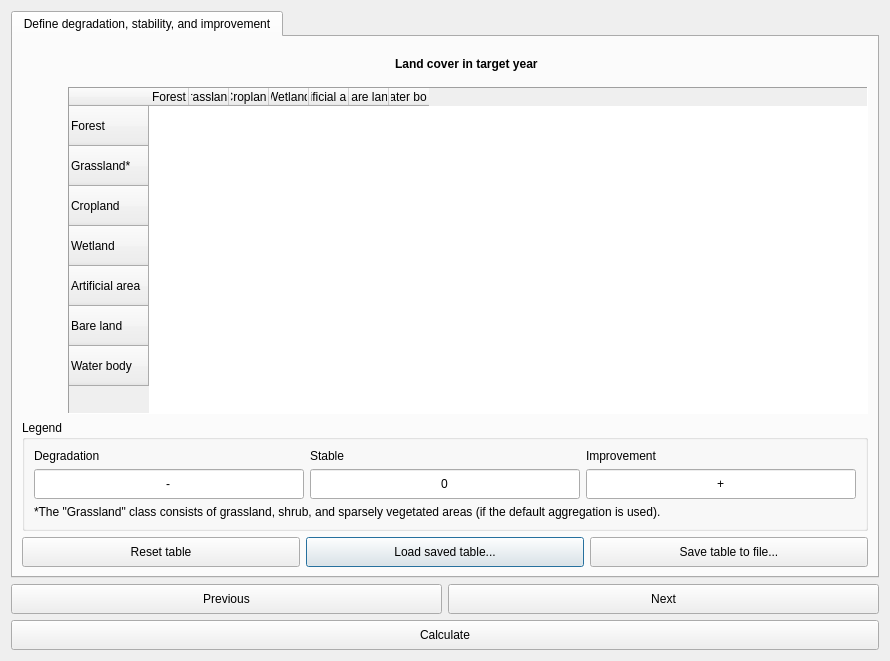
Before: the Qt Designer form LDMP/gui/DlgCalculateLC.ui in ConservationInternational/trends.earth, drawn with Qt 5.
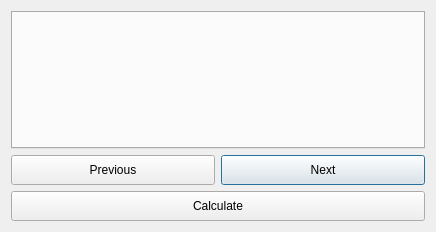
After: the same form once the commit is applied.

The edit to the form file:
```diff
--- a/LDMP/gui/DlgCalculateLC.ui
+++ b/LDMP/gui/DlgCalculateLC.ui
@@ -6,8 +6,8 @@
    <rect>
     <x>0</x>
     <y>0</y>
-    <width>890</width>
-    <height>656</height>
+    <width>436</width>
+    <height>232</height>
    </rect>
   </property>
   <property name="sizePolicy">
@@ -23,7 +23,7 @@
    <item>
     <widget class="QTabWidget" name="TabBox">
      <property name="sizePolicy">
-      <sizepolicy hsizetype="Minimum" vsizetype="Minimum">
+      <sizepolicy hsizetype="Preferred" vsizetype="Expanding">
        <horstretch>0</horstretch>
        <verstretch>0</verstretch>
       </sizepolicy>
@@ -34,678 +34,6 @@
      <property name="currentIndex">
       <number>0</number>
      </property>
-     <widget class="QWidget" name="TransitionMatrixTab">
-      <attribute name="title">
-       <string>Define degradation, stability, and improvement</string>
-      </attribute>
-      <layout class="QVBoxLayout" name="verticalLayout_4">
-       <item>
-        <layout class="QGridLayout" name="lc_trans_table_layout" rowminimumheight="0,0,0">
-         <item row="0" column="1" alignment="Qt::AlignHCenter">
-          <widget class="QLabel" name="label_lc_target_year">
-           <property name="sizePolicy">
-            <sizepolicy hsizetype="Preferred" vsizetype="Minimum">
-             <horstretch>0</horstretch>
-             <verstretch>0</verstretch>
-            </sizepolicy>
-           </property>
-           <property name="minimumSize">
-            <size>
-             <width>0</width>
-             <height>35</height>
-            </size>
-           </property>
-           <property name="maximumSize">
-            <size>
-             <width>16777215</width>
-             <height>35</height>
-            </size>
-           </property>
-           <property name="font">
-            <font>
-             <weight>75</weight>
-             <bold>true</bold>
-            </font>
-           </property>
-           <property name="text">
-            <string>Land cover in target year </string>
-           </property>
-          </widget>
-         </item>
-         <item row="1" column="1">
-          <widget class="QTableWidget" name="transMatrix">
-           <property name="sizePolicy">
-            <sizepolicy hsizetype="Expanding" vsizetype="Expanding">
-             <horstretch>0</horstretch>
-             <verstretch>0</verstretch>
-            </sizepolicy>
-           </property>
-           <property name="minimumSize">
-            <size>
-             <width>800</width>
-             <height>325</height>
-            </size>
-           </property>
-           <property name="autoFillBackground">
-            <bool>false</bool>
-           </property>
-           <property name="frameShape">
-            <enum>QFrame::Panel</enum>
-           </property>
-           <property name="frameShadow">
-            <enum>QFrame::Sunken</enum>
-           </property>
-           <property name="verticalScrollBarPolicy">
-            <enum>Qt::ScrollBarAsNeeded</enum>
-           </property>
-           <property name="showGrid">
-            <bool>false</bool>
-           </property>
-           <property name="gridStyle">
-            <enum>Qt::SolidLine</enum>
-           </property>
-           <property name="rowCount">
-            <number>7</number>
-           </property>
-           <property name="columnCount">
-            <number>7</number>
-           </property>
-           <attribute name="horizontalHeaderCascadingSectionResizes">
-            <bool>true</bool>
-           </attribute>
-           <attribute name="horizontalHeaderDefaultSectionSize">
-            <number>40</number>
-           </attribute>
-           <attribute name="horizontalHeaderMinimumSectionSize">
-            <number>20</number>
-           </attribute>
-           <attribute name="horizontalHeaderStretchLastSection">
-            <bool>false</bool>
-           </attribute>
-           <attribute name="verticalHeaderCascadingSectionResizes">
-            <bool>true</bool>
-           </attribute>
-           <attribute name="verticalHeaderDefaultSectionSize">
-            <number>40</number>
-           </attribute>
-           <attribute name="verticalHeaderMinimumSectionSize">
-            <number>40</number>
-           </attribute>
-           <attribute name="verticalHeaderStretchLastSection">
-            <bool>false</bool>
-           </attribute>
-           <row>
-            <property name="text">
-             <string>Forest</string>
-            </property>
-           </row>
-           <row>
-            <property name="text">
-             <string>Grassland*</string>
-            </property>
-           </row>
-           <row>
-            <property name="text">
-             <string>Cropland</string>
-            </property>
-           </row>
-           <row>
-            <property name="text">
-             <string>Wetland</string>
-            </property>
-           </row>
-           <row>
-            <property name="text">
-             <string>Artificial area</string>
-            </property>
-           </row>
-           <row>
-            <property name="text">
-             <string>Bare land</string>
-            </property>
-           </row>
-           <row>
-            <property name="text">
-             <string>Water body</string>
-            </property>
-           </row>
-           <column>
-            <property name="text">
-             <string>Forest</string>
-            </property>
-           </column>
-           <column>
-            <property name="text">
-             <string>Grassland*</string>
-            </property>
-           </column>
-           <column>
-            <property name="text">
-             <string>Cropland</string>
-            </property>
-           </column>
-           <column>
-            <property name="text">
-             <string>Wetland</string>
-            </property>
-           </column>
-           <column>
-            <property name="text">
-             <string>Artificial area</string>
-            </property>
-           </column>
-           <column>
-            <property name="text">
-             <string>Bare land</string>
-            </property>
-           </column>
-           <column>
-            <property name="text">
-             <string>Water body</string>
-            </property>
-           </column>
-           <item row="0" column="0">
-            <property name="text">
-             <string/>
-            </property>
-            <property name="textAlignment">
-             <set>AlignHCenter|AlignVCenter|AlignCenter</set>
-            </property>
-           </item>
-           <item row="0" column="1">
-            <property name="text">
-             <string/>
-            </property>
-            <property name="textAlignment">
-             <set>AlignHCenter|AlignVCenter|AlignCenter</set>
-            </property>
-           </item>
-           <item row="0" column="2">
-            <property name="text">
-             <string/>
-            </property>
-            <property name="textAlignment">
-             <set>AlignHCenter|AlignVCenter|AlignCenter</set>
-            </property>
-           </item>
-           <item row="0" column="3">
-            <property name="text">
-             <string/>
-            </property>
-            <property name="textAlignment">
-             <set>AlignHCenter|AlignVCenter|AlignCenter</set>
-            </property>
-           </item>
-           <item row="0" column="4">
-            <property name="text">
-             <string/>
-            </property>
-            <property name="textAlignment">
-             <set>AlignHCenter|AlignVCenter|AlignCenter</set>
-            </property>
-           </item>
-           <item row="0" column="5">
-            <property name="text">
-             <string/>
-            </property>
-            <property name="textAlignment">
-             <set>AlignHCenter|AlignVCenter|AlignCenter</set>
-            </property>
-           </item>
-           <item row="0" column="6">
-            <property name="text">
-             <string/>
-            </property>
-           </item>
-           <item row="1" column="0">
-            <property name="text">
-             <string/>
-            </property>
-            <property name="textAlignment">
-             <set>AlignHCenter|AlignVCenter|AlignCenter</set>
-            </property>
-           </item>
-           <item row="1" column="1">
-            <property name="text">
-             <string/>
-            </property>
-            <property name="textAlignment">
-             <set>AlignHCenter|AlignVCenter|AlignCenter</set>
-            </property>
-           </item>
-           <item row="1" column="2">
-            <property name="text">
-             <string/>
-            </property>
-            <property name="textAlignment">
-             <set>AlignHCenter|AlignVCenter|AlignCenter</set>
-            </property>
-           </item>
-           <item row="1" column="3">
-            <property name="text">
-             <string/>
-            </property>
-            <property name="textAlignment">
-             <set>AlignHCenter|AlignVCenter|AlignCenter</set>
-            </property>
-           </item>
-           <item row="1" column="4">
-            <property name="text">
-             <string/>
-            </property>
-            <property name="textAlignment">
-             <set>AlignHCenter|AlignVCenter|AlignCenter</set>
-            </property>
-           </item>
-           <item row="1" column="5">
-            <property name="text">
-             <string/>
-            </property>
-            <property name="textAlignment">
-             <set>AlignHCenter|AlignVCenter|AlignCenter</set>
-            </property>
-           </item>
-           <item row="1" column="6">
-            <property name="text">
-             <string/>
-            </property>
-           </item>
-           <item row="2" column="0">
-            <property name="text">
-             <string/>
-            </property>
-            <property name="textAlignment">
-             <set>AlignHCenter|AlignVCenter|AlignCenter</set>
-            </property>
-           </item>
-           <item row="2" column="1">
-            <property name="text">
-             <string/>
-            </property>
-            <property name="textAlignment">
-             <set>AlignHCenter|AlignVCenter|AlignCenter</set>
-            </property>
-           </item>
-           <item row="2" column="2">
-            <property name="text">
-             <string/>
-            </property>
-            <property name="textAlignment">
-             <set>AlignHCenter|AlignVCenter|AlignCenter</set>
-            </property>
-           </item>
-           <item row="2" column="3">
-            <property name="text">
-             <string/>
-            </property>
-            <property name="textAlignment">
-             <set>AlignHCenter|AlignVCenter|AlignCenter</set>
-            </property>
-           </item>
-           <item row="2" column="4">
-            <property name="text">
-             <string/>
-            </property>
-            <property name="textAlignment">
-             <set>AlignHCenter|AlignVCenter|AlignCenter</set>
-            </property>
-           </item>
-           <item row="2" column="5">
-            <property name="text">
-             <string/>
-            </property>
-            <property name="textAlignment">
-             <set>AlignHCenter|AlignVCenter|AlignCenter</set>
-            </property>
-           </item>
-           <item row="2" column="6">
-            <property name="text">
-             <string/>
-            </property>
-           </item>
-           <item row="3" column="0">
-            <property name="text">
-             <string/>
-            </property>
-            <property name="textAlignment">
-             <set>AlignHCenter|AlignVCenter|AlignCenter</set>
-            </property>
-           </item>
-           <item row="3" column="1">
-            <property name="text">
-             <string/>
-            </property>
-            <property name="textAlignment">
-             <set>AlignHCenter|AlignVCenter|AlignCenter</set>
-            </property>
-           </item>
-           <item row="3" column="2">
-            <property name="text">
-             <string/>
-            </property>
-            <property name="textAlignment">
-             <set>AlignHCenter|AlignVCenter|AlignCenter</set>
-            </property>
-           </item>
-           <item row="3" column="3">
-            <property name="text">
-             <string/>
-            </property>
-            <property name="textAlignment">
-             <set>AlignHCenter|AlignVCenter|AlignCenter</set>
-            </property>
-           </item>
-           <item row="3" column="4">
-            <property name="text">
-             <string/>
-            </property>
-            <property name="textAlignment">
-             <set>AlignHCenter|AlignVCenter|AlignCenter</set>
-            </property>
-           </item>
-           <item row="3" column="5">
-            <property name="text">
-             <string/>
-            </property>
-            <property name="textAlignment">
-             <set>AlignHCenter|AlignVCenter|AlignCenter</set>
-            </property>
-           </item>
-           <item row="3" column="6">
-            <property name="text">
-             <string/>
-            </property>
-           </item>
-           <item row="4" column="0">
-            <property name="text">
-             <string/>
-            </property>
-            <property name="textAlignment">
-             <set>AlignHCenter|AlignVCenter|AlignCenter</set>
-            </property>
-           </item>
-           <item row="4" column="1">
-            <property name="text">
-             <string/>
-            </property>
-            <property name="textAlignment">
-             <set>AlignHCenter|AlignVCenter|AlignCenter</set>
-            </property>
-           </item>
-           <item row="4" column="2">
-            <property name="text">
-             <string/>
-            </property>
-            <property name="textAlignment">
-             <set>AlignHCenter|AlignVCenter|AlignCenter</set>
-            </property>
-           </item>
-           <item row="4" column="3">
-            <property name="text">
-             <string/>
-            </property>
-            <property name="textAlignment">
-             <set>AlignHCenter|AlignVCenter|AlignCenter</set>
-            </property>
-           </item>
-           <item row="4" column="4">
-            <property name="text">
-             <string/>
-            </property>
-            <property name="textAlignment">
-             <set>AlignHCenter|AlignVCenter|AlignCenter</set>
-            </property>
-           </item>
-           <item row="4" column="5">
-            <property name="text">
-             <string/>
-            </property>
-            <property name="textAlignment">
-             <set>AlignHCenter|AlignVCenter|AlignCenter</set>
-            </property>
-           </item>
-           <item row="4" column="6">
-            <property name="text">
-             <string/>
-            </property>
-           </item>
-           <item row="5" column="0">
-            <property name="text">
-             <string/>
-            </property>
-            <property name="textAlignment">
-             <set>AlignHCenter|AlignVCenter|AlignCenter</set>
-            </property>
-           </item>
-           <item row="5" column="1">
-            <property name="text">
-             <string/>
-            </property>
-            <property name="textAlignment">
-             <set>AlignHCenter|AlignVCenter|AlignCenter</set>
-            </property>
-           </item>
-           <item row="5" column="2">
-            <property name="text">
-             <string/>
-            </property>
-            <property name="textAlignment">
-             <set>AlignHCenter|AlignVCenter|AlignCenter</set>
-            </property>
-           </item>
-           <item row="5" column="3">
-            <property name="text">
-             <string/>
-            </property>
-            <property name="textAlignment">
-             <set>AlignHCenter|AlignVCenter|AlignCenter</set>
-            </property>
-           </item>
-           <item row="5" column="4">
-            <property name="text">
-             <string/>
-            </property>
-            <property name="textAlignment">
-             <set>AlignHCenter|AlignVCenter|AlignCenter</set>
-            </property>
-           </item>
-           <item row="5" column="5">
-            <property name="text">
-             <string/>
-            </property>
-            <property name="textAlignment">
-             <set>AlignHCenter|AlignVCenter|AlignCenter</set>
-            </property>
-           </item>
-           <item row="5" column="6">
-            <property name="text">
-             <string/>
-            </property>
-           </item>
-          </widget>
-         </item>
-         <item row="0" column="0">
-          <spacer name="horizontalSpacer">
-           <property name="orientation">
-            <enum>Qt::Horizontal</enum>
-           </property>
-           <property name="sizeType">
-            <enum>QSizePolicy::Fixed</enum>
-           </property>
-           <property name="sizeHint" stdset="0">
-            <size>
-             <width>40</width>
-             <height>20</height>
-            </size>
-           </property>
-          </spacer>
-         </item>
-         <item row="2" column="0" colspan="2">
-          <widget class="QGroupBox" name="groupBox_2">
-           <property name="title">
-            <string>Legend</string>
-           </property>
-           <layout class="QGridLayout" name="gridLayout_5">
-            <item row="0" column="0">
-             <widget class="QLabel" name="label">
-              <property name="text">
-               <string>Degradation</string>
-              </property>
-             </widget>
-            </item>
-            <item row="0" column="2">
-             <widget class="QLabel" name="label_6">
-              <property name="text">
-               <string>Improvement</string>
-              </property>
-             </widget>
-            </item>
-            <item row="1" column="0">
-             <widget class="QLineEdit" name="legend_deg">
-              <property name="minimumSize">
-               <size>
-                <width>0</width>
-                <height>30</height>
-               </size>
-              </property>
-              <property name="text">
-               <string notr="true">-</string>
-              </property>
-              <property name="alignment">
-               <set>Qt::AlignCenter</set>
-              </property>
-              <property name="readOnly">
-               <bool>true</bool>
-              </property>
-              <property name="placeholderText">
-               <string/>
-              </property>
-             </widget>
-            </item>
-            <item row="3" column="0" colspan="3">
-             <widget class="QLabel" name="label_5">
-              <property name="text">
-               <string>*The &quot;Grassland&quot; class consists of grassland, shrub, and sparsely vegetated areas (if the default aggregation is used).</string>
-              </property>
-             </widget>
-            </item>
-            <item row="1" column="2">
-             <widget class="QLineEdit" name="legend_imp">
-              <property name="minimumSize">
-               <size>
-                <width>0</width>
-                <height>30</height>
-               </size>
-              </property>
-              <property name="text">
-               <string notr="true">+</string>
-              </property>
-              <property name="alignment">
-               <set>Qt::AlignCenter</set>
-              </property>
-              <property name="readOnly">
-               <bool>true</bool>
-              </property>
-              <property name="placeholderText">
-               <string/>
-              </property>
-             </widget>
-            </item>
-            <item row="1" column="1">
-             <widget class="QLineEdit" name="legend_stable">
-              <property name="minimumSize">
-               <size>
-                <width>0</width>
-                <height>30</height>
-               </size>
-              </property>
-              <property name="text">
-               <string notr="true">0</string>
-              </property>
-              <property name="alignment">
-               <set>Qt::AlignCenter</set>
-              </property>
-              <property name="readOnly">
-               <bool>true</bool>
-              </property>
-              <property name="placeholderText">
-               <string/>
-              </property>
-             </widget>
-            </item>
-            <item row="0" column="1">
-             <widget class="QLabel" name="label_7">
-              <property name="text">
-               <string>Stable</string>
-              </property>
-             </widget>
-            </item>
-           </layout>
-          </widget>
-         </item>
-        </layout>
-       </item>
-       <item>
-        <layout class="QGridLayout" name="gridLayout_7">
-         <item row="0" column="1">
-          <widget class="QPushButton" name="btn_transmatrix_loadfile">
-           <property name="minimumSize">
-            <size>
-             <width>0</width>
-             <height>30</height>
-            </size>
-           </property>
-           <property name="text">
-            <string>Load saved table...</string>
-           </property>
-          </widget>
-         </item>
-         <item row="0" column="0">
-          <widget class="QPushButton" name="btn_transmatrix_reset">
-           <property name="minimumSize">
-            <size>
-             <width>0</width>
-             <height>30</height>
-            </size>
-           </property>
-           <property name="text">
-            <string>Reset table</string>
-           </property>
-          </widget>
-         </item>
-         <item row="0" column="2">
-          <widget class="QPushButton" name="btn_transmatrix_savefile">
-           <property name="minimumSize">
-            <size>
-             <width>0</width>
-             <height>30</height>
-            </size>
-           </property>
-           <property name="text">
-            <string>Save table to file...</string>
-           </property>
-          </widget>
-         </item>
-        </layout>
-       </item>
-       <item>
-        <spacer name="verticalSpacer_2">
-         <property name="orientation">
-          <enum>Qt::Vertical</enum>
-         </property>
-         <property name="sizeType">
-          <enum>QSizePolicy::Minimum</enum>
-         </property>
-         <property name="sizeHint" stdset="0">
-          <size>
-           <width>0</width>
-           <height>0</height>
-          </size>
-         </property>
-        </spacer>
-       </item>
-      </layout>
-     </widget>
     </widget>
    </item>
    <item>
```
Left out of the diff: 2 changed lines with no effect on the pictures.
